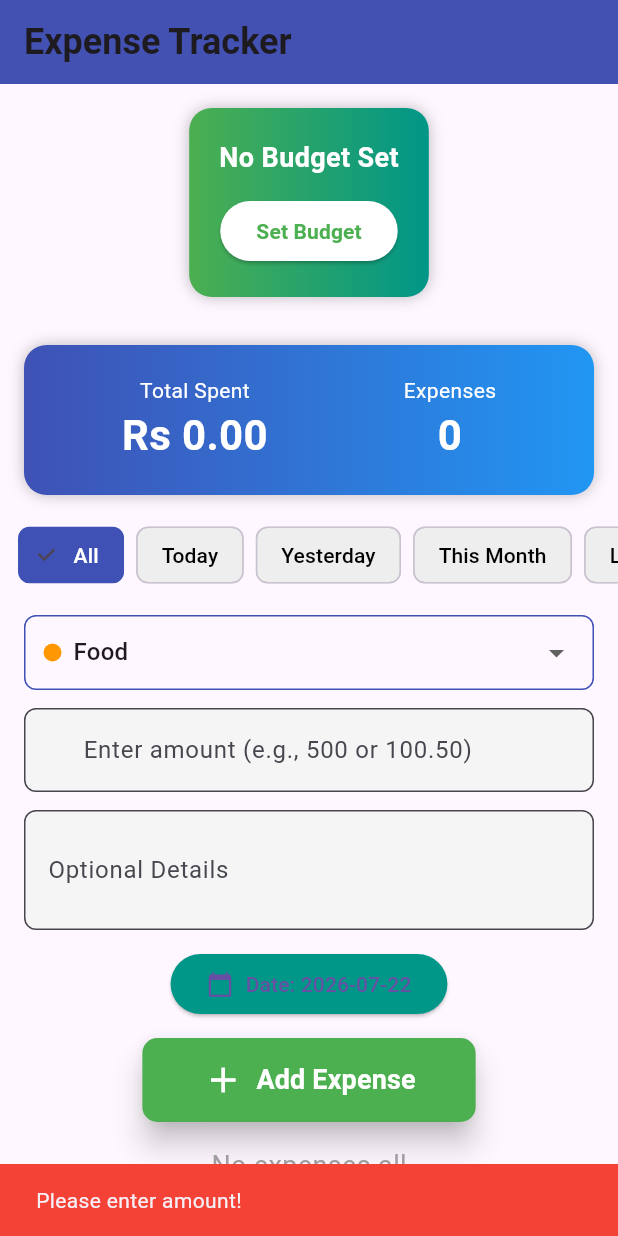
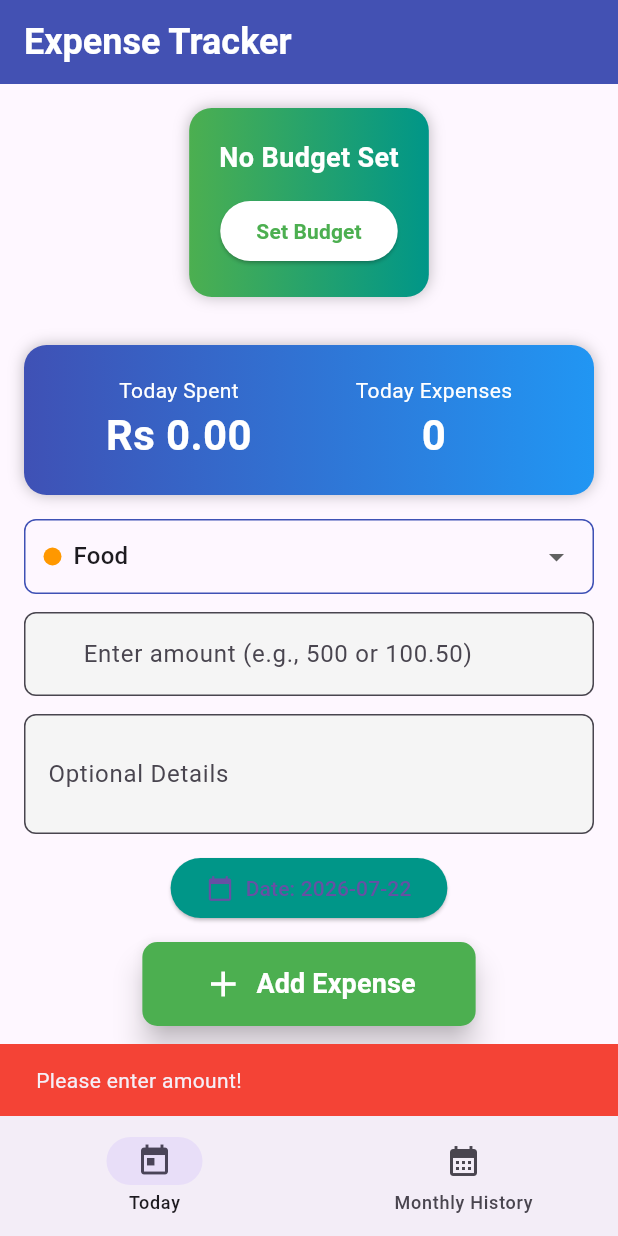
Before and after one commit to ahmadkhan2602/Expense_tracker_flutter, a Flutter app: the screen it shows after launch, after a tap on "Add Expense", on a phone screen of 412 x 824 dp. Run offline on Flutter 3.47's test engine with Material 3 defaults, Android fonts, the phone set to English and light mode, and no system bars; our stand-ins replace hive_flutter; accounts and stored records are empty.

Commit message:
Restructured UI to split Today and Monthly History tabs with Date & Time

```diff
--- a/lib/main.dart
+++ b/lib/main.dart
@@ -68,12 +68,12 @@ class _MyHomePageState extends State<MyHomePage> {
   List<Expense> expenses = [];
   String selectedCategory = 'Food';
   DateTime selectedDate = DateTime.now();
-  String filterType = 'All';
+  int _currentIndex = 0;
+  DateTime? _selectedMonthHistory;
   double monthlyBudget = 0;
   bool showBudgetInput = false;
 
   List<String> categories = ['Food', 'Transport', 'Shopping', 'Bills', 'Entertainment', 'Other'];
-  List<String> filters = ['All', 'Today', 'Yesterday', 'This Month', 'Last Month'];
 
   Map<String, Color> categoryColors = {
     'Food': Colors.orange,
@@ -98,6 +98,7 @@ class _MyHomePageState extends State<MyHomePage> {
     super.initState();
     loadExpenses();
     loadBudget();
+    _selectedMonthHistory = DateTime(DateTime.now().year, DateTime.now().month);
   }
 
   Future<void> loadExpenses() async {
@@ -189,12 +190,23 @@ class _MyHomePageState extends State<MyHomePage> {
       categoryColors[finalCategory] = Colors.teal;
     }
 
+    // Merge picked date with current hour/minute/second
+    final now = DateTime.now();
+    final combinedDateTime = DateTime(
+      selectedDate.year,
+      selectedDate.month,
+      selectedDate.day,
+      now.hour,
+      now.minute,
+      now.second,
+    );
+
     setState(() {
       expenses.add(
         Expense(
           category: finalCategory,
           amount: _amountController.text,
-          date: selectedDate,
+          date: combinedDateTime,
           notes: _notesController.text,
         ),
       );
@@ -257,37 +269,6 @@ class _MyHomePageState extends State<MyHomePage> {
     return monthlyBudget - getMonthlySpent();
   }
 
-  List<Expense> getFilteredExpenses() {
-    DateTime now = DateTime.now();
-    DateTime today = DateTime(now.year, now.month, now.day);
-    DateTime yesterday = today.subtract(Duration(days: 1));
-
-    return expenses.where((expense) {
-      DateTime expDate = DateTime(expense.date.year, expense.date.month, expense.date.day);
-
-      switch (filterType) {
-        case 'Today':
-          return expDate == today;
-        case 'Yesterday':
-          return expDate == yesterday;
-        case 'This Month':
-          return expense.date.year == now.year && expense.date.month == now.month;
-        case 'Last Month':
-          return expense.date.year == now.year && expense.date.month == (now.month - 1);
-        default:
-          return true;
-      }
-    }).toList();
-  }
-
-  double getTotalAmount() {
-    double total = 0;
-    for (var expense in getFilteredExpenses()) {
-      total += double.parse(expense.amount);
-    }
-    return total;
-  }
-
   Color getBudgetColor() {
     double remaining = getRemainingBudget();
     if (remaining < 0) return Colors.red;
@@ -295,18 +276,83 @@ class _MyHomePageState extends State<MyHomePage> {
     return Colors.green;
   }
 
-  @override
-  Widget build(BuildContext context) {
-    return Scaffold(
-      appBar: AppBar(
-        title: Text('Expense Tracker', style: TextStyle(fontSize: 24, fontWeight: FontWeight.bold)),
-        backgroundColor: Colors.indigo,
-        elevation: 5,
-      ),
-      body: SingleChildScrollView(
-        child: Column(
-          children: [
-            Container(
+  List<Expense> getTodayExpenses() {
+    final now = DateTime.now();
+    final today = DateTime(now.year, now.month, now.day);
+    return expenses.where((expense) {
+      final expDate = DateTime(expense.date.year, expense.date.month, expense.date.day);
+      return expDate == today;
+    }).toList();
+  }
+
+  double getTodaySpent() {
+    double total = 0;
+    for (var expense in getTodayExpenses()) {
+      total += double.parse(expense.amount);
+    }
+    return total;
+  }
+
+  List<DateTime> getAvailableMonths() {
+    final monthsSet = <DateTime>{};
+
+    // Always include the current month
+    final now = DateTime.now();
+    monthsSet.add(DateTime(now.year, now.month));
+
+    for (var expense in expenses) {
+      monthsSet.add(DateTime(expense.date.year, expense.date.month));
+    }
+
+    final list = monthsSet.toList();
+    // Sort descending (newest month first)
+    list.sort((a, b) => b.compareTo(a));
+    return list;
+  }
+
+  List<Expense> getExpensesForMonth(DateTime monthYear) {
+    return expenses.where((expense) {
+      return expense.date.year == monthYear.year && expense.date.month == monthYear.month;
+    }).toList();
+  }
+
+  double getMonthSpent(DateTime monthYear) {
+    double total = 0;
+    for (var expense in getExpensesForMonth(monthYear)) {
+      total += double.parse(expense.amount);
+    }
+    return total;
+  }
+
+  String _formatDateTime(DateTime dt) {
+    final months = [
+      'Jan', 'Feb', 'Mar', 'Apr', 'May', 'Jun',
+      'Jul', 'Aug', 'Sep', 'Oct', 'Nov', 'Dec'
+    ];
+    final month = months[dt.month - 1];
+    final day = dt.day;
+    final year = dt.year;
+
+    int hour = dt.hour;
+    final isPm = hour >= 12;
+    hour = hour % 12;
+    if (hour == 0) hour = 12;
+    final minute = dt.minute.toString().padLeft(2, '0');
+    final period = isPm ? 'PM' : 'AM';
+
+    return '$month $day, $year • $hour:$minute $period';
+  }
+
+  String _formatMonthYear(DateTime dt) {
+    final months = [
+      'Jan', 'Feb', 'Mar', 'Apr', 'May', 'Jun',
+      'Jul', 'Aug', 'Sep', 'Oct', 'Nov', 'Dec'
+    ];
+    return '${months[dt.month - 1]} ${dt.year}';
+  }
+
+  Widget _buildBudgetCard() {
+    return Container(
       margin: EdgeInsets.all(16),
       padding: EdgeInsets.all(20),
       decoration: BoxDecoration(
@@ -343,10 +389,11 @@ class _MyHomePageState extends State<MyHomePage> {
           ),
         ],
       ),
-            ),
+    );
+  }
 
-            if (showBudgetInput)
-              Padding(
+  Widget _buildBudgetInputForm() {
+    return Padding(
       padding: EdgeInsets.symmetric(horizontal: 16),
       child: Column(
         children: [
@@ -360,9 +407,11 @@ class _MyHomePageState extends State<MyHomePage> {
           SizedBox(height: 16),
         ],
       ),
-              ),
+    );
+  }
 
-            Container(
+  Widget _buildTodaySpentSummaryCard() {
+    return Container(
       margin: EdgeInsets.all(16),
       padding: EdgeInsets.all(20),
       decoration: BoxDecoration(
@@ -375,48 +424,24 @@ class _MyHomePageState extends State<MyHomePage> {
         children: [
           Column(
             children: [
-                      Text('Total Spent', style: TextStyle(color: Colors.white, fontSize: 14)),
-                      Text('Rs ${getTotalAmount().toStringAsFixed(2)}', style: TextStyle(color: Colors.white, fontSize: 28, fontWeight: FontWeight.bold)),
+              Text('Today Spent', style: TextStyle(color: Colors.white, fontSize: 14)),
+              Text('Rs ${getTodaySpent().toStringAsFixed(2)}', style: TextStyle(color: Colors.white, fontSize: 28, fontWeight: FontWeight.bold)),
             ],
           ),
           Column(
             children: [
-                      Text('Expenses', style: TextStyle(color: Colors.white, fontSize: 14)),
-                      Text('${getFilteredExpenses().length}', style: TextStyle(color: Colors.white, fontSize: 28, fontWeight: FontWeight.bold)),
+              Text('Today Expenses', style: TextStyle(color: Colors.white, fontSize: 14)),
+              Text('${getTodayExpenses().length}', style: TextStyle(color: Colors.white, fontSize: 28, fontWeight: FontWeight.bold)),
             ],
           ),
         ],
       ),
-            ),
+    );
+  }
 
-            SingleChildScrollView(
-              scrollDirection: Axis.horizontal,
-              child: Padding(
-                padding: EdgeInsets.symmetric(horizontal: 8),
-                child: Row(
-                  children: filters.map((filter) {
-                    return Padding(
-                      padding: EdgeInsets.symmetric(horizontal: 4),
-                      child: FilterChip(
-                        label: Text(filter),
-                        selected: filterType == filter,
-                        onSelected: (selected) {
-                          setState(() {
-                            filterType = filter;
-                          });
-                        },
-                        backgroundColor: Colors.grey[200],
-                        selectedColor: Colors.indigo,
-                        labelStyle: TextStyle(color: filterType == filter ? Colors.white : Colors.black),
-                      ),
-                    );
-                  }).toList(),
-                ),
-              ),
-            ),
-
-            SizedBox(height: 16),
-
+  Widget _buildAddExpenseForm() {
+    return Column(
+      children: [
         Padding(
           padding: EdgeInsets.symmetric(horizontal: 16),
           child: Container(
@@ -513,15 +538,11 @@ class _MyHomePageState extends State<MyHomePage> {
             elevation: 8,
           ),
         ),
+      ],
+    );
+  }
 
-            SizedBox(height: 16),
-
-            if (getFilteredExpenses().isEmpty)
-              Center(child: Text('No expenses ${filterType.toLowerCase()}', style: TextStyle(fontSize: 18, color: Colors.grey)))
-            else
-              Column(
-                children: getFilteredExpenses().map((expense) {
-                  int index = expenses.indexOf(expense);
+  Widget _buildExpenseCard(Expense expense, int index) {
     return Card(
       margin: EdgeInsets.symmetric(horizontal: 12, vertical: 6),
       elevation: 3,
@@ -533,7 +554,7 @@ class _MyHomePageState extends State<MyHomePage> {
           child: Center(child: Text(expense.category[0].toUpperCase(), style: TextStyle(color: Colors.white, fontSize: 24, fontWeight: FontWeight.bold))),
         ),
         title: Text(expense.category, style: TextStyle(fontWeight: FontWeight.bold, fontSize: 16)),
-                      subtitle: Text(expense.date.toString().split(' ')[0], style: TextStyle(fontSize: 12)),
+        subtitle: Text(_formatDateTime(expense.date), style: TextStyle(fontSize: 12)),
         trailing: Row(
           mainAxisSize: MainAxisSize.min,
           children: [
@@ -557,12 +578,187 @@ class _MyHomePageState extends State<MyHomePage> {
         ],
       ),
     );
+  }
+
+  Widget _buildTodayView() {
+    final todayExpensesList = getTodayExpenses();
+    return SingleChildScrollView(
+      child: Column(
+        children: [
+          _buildBudgetCard(),
+
+          if (showBudgetInput)
+            _buildBudgetInputForm(),
+
+          _buildTodaySpentSummaryCard(),
+
+          _buildAddExpenseForm(),
+
+          SizedBox(height: 16),
+
+          Padding(
+            padding: const EdgeInsets.symmetric(horizontal: 16),
+            child: Row(
+              children: const [
+                Text(
+                  "Today's Expenses",
+                  style: TextStyle(fontSize: 18, fontWeight: FontWeight.bold, color: Colors.indigo),
+                ),
+              ],
+            ),
+          ),
+          SizedBox(height: 8),
+
+          if (todayExpensesList.isEmpty)
+            const Padding(
+              padding: EdgeInsets.symmetric(vertical: 32),
+              child: Center(
+                child: Text('No expenses logged today', style: TextStyle(fontSize: 16, color: Colors.grey)),
+              ),
+            )
+          else
+            Column(
+              children: todayExpensesList.map((expense) {
+                int index = expenses.indexOf(expense);
+                return _buildExpenseCard(expense, index);
               }).toList(),
             ),
 
           SizedBox(height: 16),
         ],
       ),
+    );
+  }
+
+  Widget _buildHistoryView() {
+    final availableMonths = getAvailableMonths();
+    if (_selectedMonthHistory == null || !availableMonths.contains(_selectedMonthHistory)) {
+      _selectedMonthHistory = availableMonths.isNotEmpty ? availableMonths.first : DateTime(DateTime.now().year, DateTime.now().month);
+    }
+
+    final selectedMonth = _selectedMonthHistory!;
+    final monthlyExpensesList = getExpensesForMonth(selectedMonth);
+
+    return SingleChildScrollView(
+      child: Column(
+        children: [
+          if (availableMonths.isNotEmpty)
+            SingleChildScrollView(
+              scrollDirection: Axis.horizontal,
+              child: Padding(
+                padding: const EdgeInsets.symmetric(horizontal: 8, vertical: 12),
+                child: Row(
+                  children: availableMonths.map((month) {
+                    final isSelected = _selectedMonthHistory == month;
+                    return Padding(
+                      padding: const EdgeInsets.symmetric(horizontal: 4),
+                      child: ChoiceChip(
+                        label: Text(_formatMonthYear(month)),
+                        selected: isSelected,
+                        onSelected: (selected) {
+                          if (selected) {
+                            setState(() {
+                              _selectedMonthHistory = month;
+                            });
+                          }
+                        },
+                        backgroundColor: Colors.grey[200],
+                        selectedColor: Colors.indigo,
+                        labelStyle: TextStyle(color: isSelected ? Colors.white : Colors.black),
+                      ),
+                    );
+                  }).toList(),
+                ),
+              ),
+            ),
+
+          Container(
+            margin: const EdgeInsets.all(16),
+            padding: const EdgeInsets.all(20),
+            decoration: BoxDecoration(
+              gradient: const LinearGradient(colors: [Colors.indigo, Colors.blue]),
+              borderRadius: BorderRadius.circular(15),
+              boxShadow: const [BoxShadow(color: Colors.black26, blurRadius: 8)],
+            ),
+            child: Row(
+              mainAxisAlignment: MainAxisAlignment.spaceAround,
+              children: [
+                Column(
+                  children: [
+                    const Text('Month Spent', style: TextStyle(color: Colors.white, fontSize: 14)),
+                    Text('Rs ${getMonthSpent(selectedMonth).toStringAsFixed(2)}', style: const TextStyle(color: Colors.white, fontSize: 28, fontWeight: FontWeight.bold)),
+                  ],
+                ),
+                Column(
+                  children: [
+                    const Text('Expenses', style: TextStyle(color: Colors.white, fontSize: 14)),
+                    Text('${monthlyExpensesList.length}', style: const TextStyle(color: Colors.white, fontSize: 28, fontWeight: FontWeight.bold)),
+                  ],
+                ),
+              ],
+            ),
+          ),
+
+          Padding(
+            padding: const EdgeInsets.symmetric(horizontal: 16),
+            child: Row(
+              children: [
+                Text(
+                  "Expenses for ${_formatMonthYear(selectedMonth)}",
+                  style: const TextStyle(fontSize: 18, fontWeight: FontWeight.bold, color: Colors.indigo),
+                ),
+              ],
+            ),
+          ),
+          SizedBox(height: 8),
+
+          if (monthlyExpensesList.isEmpty)
+            const Padding(
+              padding: EdgeInsets.symmetric(vertical: 32),
+              child: Center(
+                child: Text('No expenses logged for this month', style: TextStyle(fontSize: 16, color: Colors.grey)),
+              ),
+            )
+          else
+            Column(
+              children: monthlyExpensesList.map((expense) {
+                int index = expenses.indexOf(expense);
+                return _buildExpenseCard(expense, index);
+              }).toList(),
+            ),
+
+          SizedBox(height: 16),
+        ],
+      ),
+    );
+  }
+
+  @override
+  Widget build(BuildContext context) {
+    return Scaffold(
+      appBar: AppBar(
+        title: const Text('Expense Tracker', style: TextStyle(fontSize: 24, fontWeight: FontWeight.bold, color: Colors.white)),
+        backgroundColor: Colors.indigo,
+        elevation: 5,
+      ),
+      body: _currentIndex == 0 ? _buildTodayView() : _buildHistoryView(),
+      bottomNavigationBar: NavigationBar(
+        selectedIndex: _currentIndex,
+        onDestinationSelected: (index) {
+          setState(() {
+            _currentIndex = index;
+          });
+        },
+        destinations: const [
+          NavigationDestination(
+            icon: Icon(Icons.today),
+            label: 'Today',
+          ),
+          NavigationDestination(
+            icon: Icon(Icons.calendar_month),
+            label: 'Monthly History',
+          ),
+        ],
       ),
     );
   }
```
Lines whose indentation alone changed are shown as unchanged.
